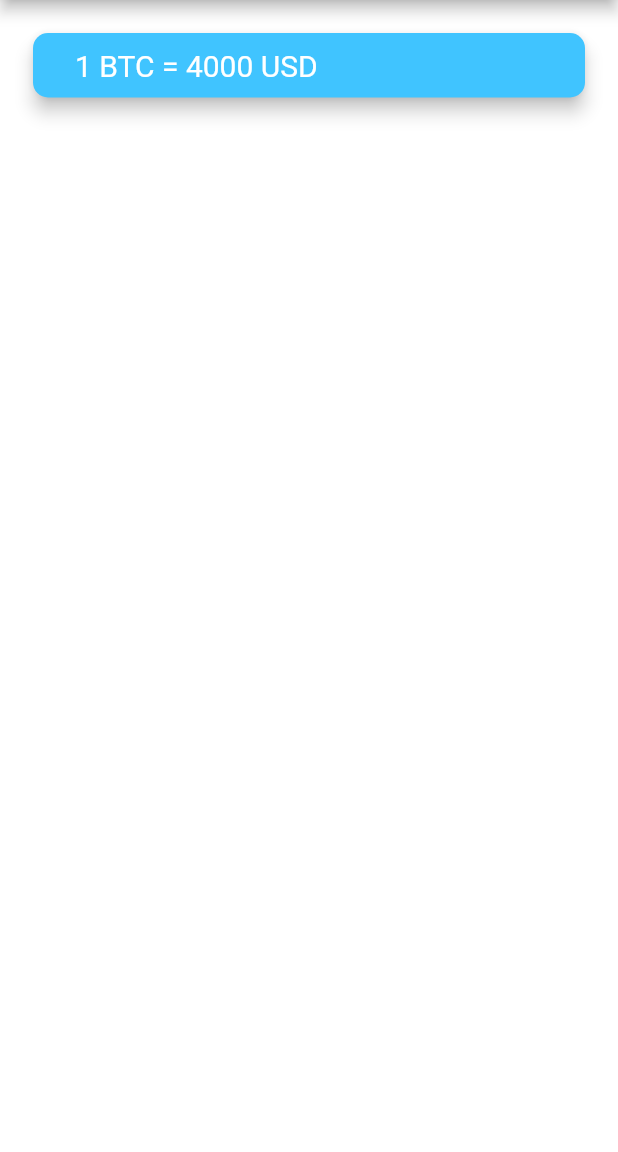
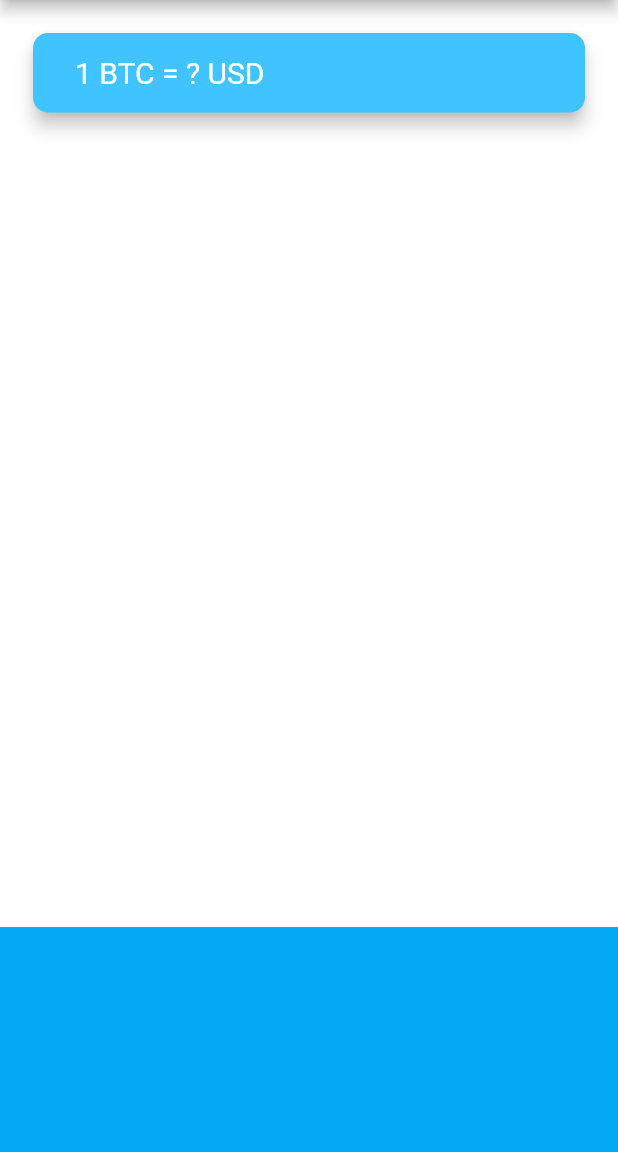
Before and after one commit to londonappbrewery/bitcoin-ticker-flutter, a Flutter app: the screen it shows after launch, on a phone screen of 412 x 824 dp, the part 84-1236 px from its top. Run offline on Flutter 3.47's test engine with Material 2 defaults, Android fonts, the phone set to English and light mode, and no system bars.

Commit message:
Update model starting code.

```diff
--- a/lib/price_screen.dart
+++ b/lib/price_screen.dart
@@ -18,17 +18,18 @@
           crossAxisAlignment: CrossAxisAlignment.stretch,
           children: <Widget>[
             Padding(
-              padding: const EdgeInsets.all(18.0),
+              padding: EdgeInsets.fromLTRB(18.0, 18.0, 18.0, 0),
               child: Card(
                 color: Colors.lightBlueAccent,
                 elevation: 5.0,
                 shape: RoundedRectangleBorder(
-                    borderRadius: BorderRadius.circular(10.0)),
+                  borderRadius: BorderRadius.circular(10.0),
+                ),
                 child: Padding(
-                  padding: const EdgeInsets.symmetric(
-                      vertical: 10.0, horizontal: 28.0),
+                  padding:
+                      EdgeInsets.symmetric(vertical: 15.0, horizontal: 28.0),
                   child: Text(
-                    '1 BTC = 4000 USD',
+                    '1 BTC = ? USD',
                     style: TextStyle(
                       fontSize: 20.0,
                       color: Colors.white,
@@ -37,6 +38,13 @@
                 ),
               ),
             ),
+            Container(
+              height: 150.0,
+              alignment: Alignment.center,
+              padding: EdgeInsets.only(bottom: 30.0),
+              color: Colors.lightBlue,
+              child: null,
+            ),
           ],
         ),
       ),
```
Also changed, not shown: lib/coin_data.dart (+33 -0 lines).
